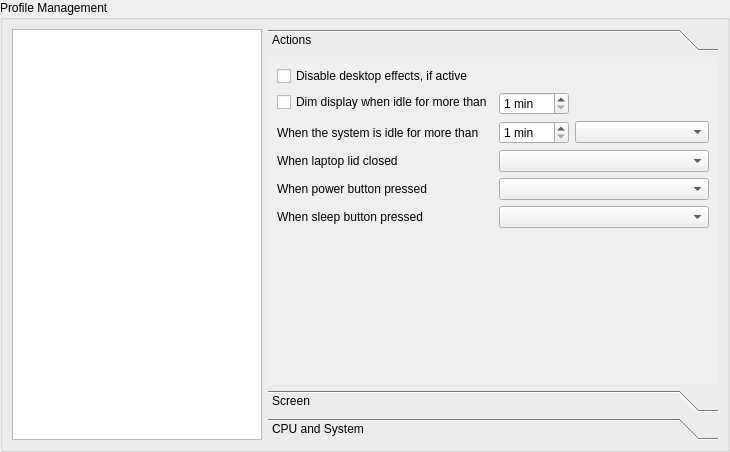
Before: the Qt Designer form kcmodule/profileEditPage.ui in KDE/powerdevil, drawn with Qt 5.
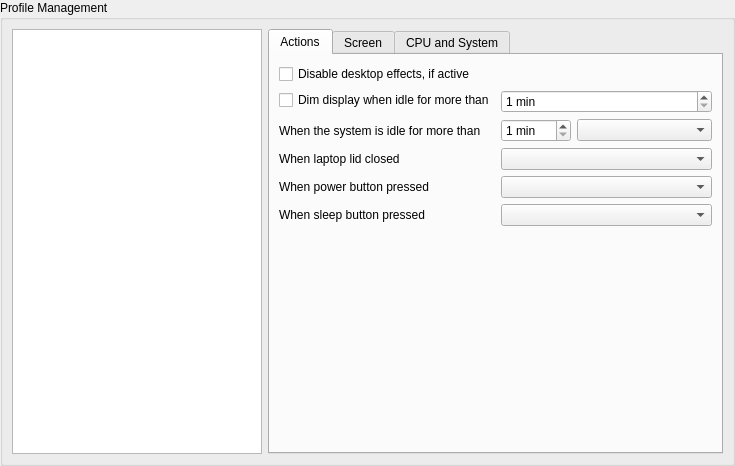
After: the same form once the commit is applied. Custom widgets are drawn as their Qt base class.

Commit message: Replaced QToolBox with a KTabWidget because KTabWidget is usable.

Patch:
```diff
--- a/kcmodule/profileEditPage.ui
+++ b/kcmodule/profileEditPage.ui
@@ -6,8 +6,8 @@
    <rect>
     <x>0</x>
     <y>0</y>
-    <width>730</width>
-    <height>452</height>
+    <width>735</width>
+    <height>466</height>
    </rect>
   </property>
   <layout class="QVBoxLayout" name="verticalLayout">
@@ -22,7 +22,7 @@
      <property name="title">
       <string>Profile Management</string>
      </property>
-     <layout class="QVBoxLayout" name="verticalLayout_5">
+     <layout class="QVBoxLayout" name="verticalLayout_4">
       <item>
        <layout class="QHBoxLayout" name="horizontalLayout_6">
         <item>
@@ -42,37 +42,23 @@
         <item>
          <layout class="QVBoxLayout" name="verticalLayout_2">
           <item>
-           <widget class="QToolBox" name="toolBox">
+           <widget class="KTabWidget" name="tabWidget">
             <property name="currentIndex">
              <number>0</number>
             </property>
-            <widget class="QWidget" name="page">
-             <property name="geometry">
-              <rect>
-               <x>0</x>
-               <y>0</y>
-               <width>488</width>
-               <height>283</height>
-              </rect>
-             </property>
-             <attribute name="label">
+            <widget class="QWidget" name="tab">
+             <attribute name="title">
               <string>Actions</string>
              </attribute>
-             <attribute name="toolTip">
-              <string>Configure actions</string>
-             </attribute>
-             <layout class="QFormLayout" name="formLayout">
-              <property name="fieldGrowthPolicy">
-               <enum>QFormLayout::ExpandingFieldsGrow</enum>
-              </property>
-              <item row="1" column="0">
+             <layout class="QFormLayout" name="formLayout_4">
+              <item row="0" column="0">
                <widget class="QCheckBox" name="disableCompositing">
                 <property name="text">
                  <string>Disable desktop effects, if active</string>
                 </property>
                </widget>
               </item>
-              <item row="2" column="0">
+              <item row="1" column="0">
                <widget class="QCheckBox" name="dimDisplayOnIdle">
                 <property name="toolTip">
                  <string>Activate automatic dimming</string>
@@ -88,7 +74,7 @@
                 </property>
                </widget>
               </item>
-              <item row="2" column="1">
+              <item row="1" column="1">
                <widget class="KIntSpinBox" name="dimOnIdleTime">
                 <property name="sizePolicy">
                  <sizepolicy hsizetype="Preferred" vsizetype="Fixed">
@@ -119,7 +105,7 @@
                 </property>
                </widget>
               </item>
-              <item row="3" column="0">
+              <item row="2" column="0">
                <widget class="QLabel" name="PoweredIdleLabel_2">
                 <property name="toolTip">
                  <string/>
@@ -135,7 +121,7 @@
                 </property>
                </widget>
               </item>
-              <item row="3" column="1">
+              <item row="2" column="1">
                <layout class="QHBoxLayout" name="horizontalLayout_4">
                 <item>
                  <widget class="KIntSpinBox" name="idleTime">
@@ -177,7 +163,7 @@
                 </item>
                </layout>
               </item>
-              <item row="4" column="0">
+              <item row="3" column="0">
                <widget class="QLabel" name="label_7">
                 <property name="toolTip">
                  <string/>
@@ -187,7 +173,7 @@
                 </property>
                </widget>
               </item>
-              <item row="4" column="1">
+              <item row="3" column="1">
                <widget class="KComboBox" name="laptopClosedCombo">
                 <property name="sizePolicy">
                  <sizepolicy hsizetype="MinimumExpanding" vsizetype="Fixed">
@@ -206,14 +192,14 @@
                 </property>
                </widget>
               </item>
-              <item row="5" column="0">
+              <item row="4" column="0">
                <widget class="QLabel" name="label">
                 <property name="text">
                  <string>When power button pressed</string>
                 </property>
                </widget>
               </item>
-              <item row="5" column="1">
+              <item row="4" column="1">
                <widget class="KComboBox" name="powerButtonCombo">
                 <property name="sizePolicy">
                  <sizepolicy hsizetype="MinimumExpanding" vsizetype="Fixed">
@@ -229,14 +215,14 @@
                 </property>
                </widget>
               </item>
-              <item row="6" column="0">
+              <item row="5" column="0">
                <widget class="QLabel" name="label_2">
                 <property name="text">
                  <string>When sleep button pressed</string>
                 </property>
                </widget>
               </item>
-              <item row="6" column="1">
+              <item row="5" column="1">
                <widget class="KComboBox" name="sleepButtonCombo">
                 <property name="sizePolicy">
                  <sizepolicy hsizetype="MinimumExpanding" vsizetype="Fixed">
@@ -264,22 +250,11 @@
              <zorder>sleepButtonCombo</zorder>
              <zorder>disableCompositing</zorder>
             </widget>
-            <widget class="QWidget" name="page_3">
-             <property name="geometry">
-              <rect>
-               <x>0</x>
-               <y>0</y>
-               <width>387</width>
-               <height>222</height>
-              </rect>
-             </property>
-             <attribute name="label">
+            <widget class="QWidget" name="tab_2">
+             <attribute name="title">
               <string>Screen</string>
              </attribute>
-             <attribute name="toolTip">
-              <string>Configure preferences for Screen Powersaving</string>
-             </attribute>
-             <layout class="QVBoxLayout" name="verticalLayout_4">
+             <layout class="QVBoxLayout" name="verticalLayout_5">
               <item>
                <layout class="QHBoxLayout" name="horizontalLayout">
                 <item>
@@ -465,23 +440,15 @@
                 <property name="sizeHint" stdset="0">
                  <size>
                   <width>20</width>
-                  <height>40</height>
+                  <height>351</height>
                  </size>
                 </property>
                </spacer>
               </item>
              </layout>
             </widget>
-            <widget class="QWidget" name="page_2">
-             <property name="geometry">
-              <rect>
-               <x>0</x>
-               <y>0</y>
-               <width>460</width>
-               <height>139</height>
-              </rect>
-             </property>
-             <attribute name="label">
+            <widget class="QWidget" name="tab_3">
+             <attribute name="title">
               <string>CPU and System</string>
              </attribute>
              <attribute name="toolTip">
@@ -651,6 +618,12 @@
    <extends>QComboBox</extends>
    <header>kcombobox.h</header>
   </customwidget>
+  <customwidget>
+   <class>KTabWidget</class>
+   <extends>QTabWidget</extends>
+   <header>ktabwidget.h</header>
+   <container>1</container>
+  </customwidget>
  </customwidgets>
  <resources/>
  <connections/>
```
Left out of the diff: 59 changed lines with no effect on the pictures. The commit also changes 1 other file.
